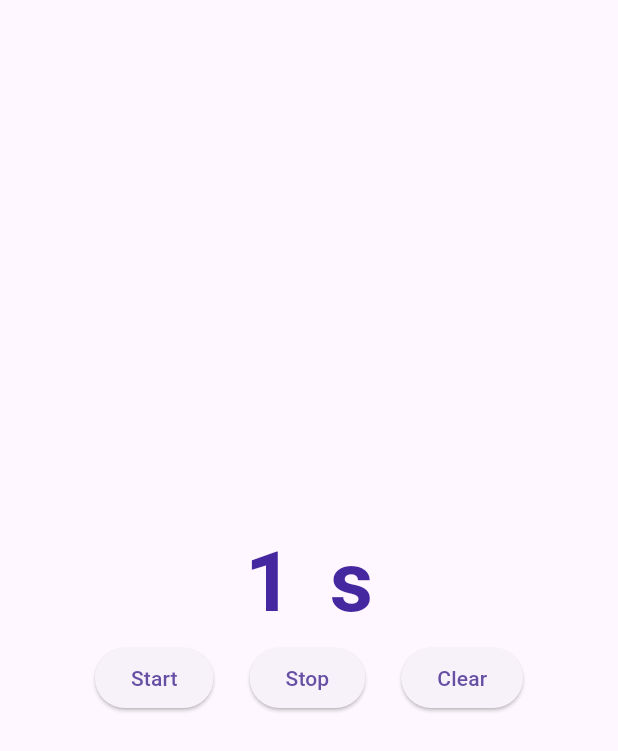
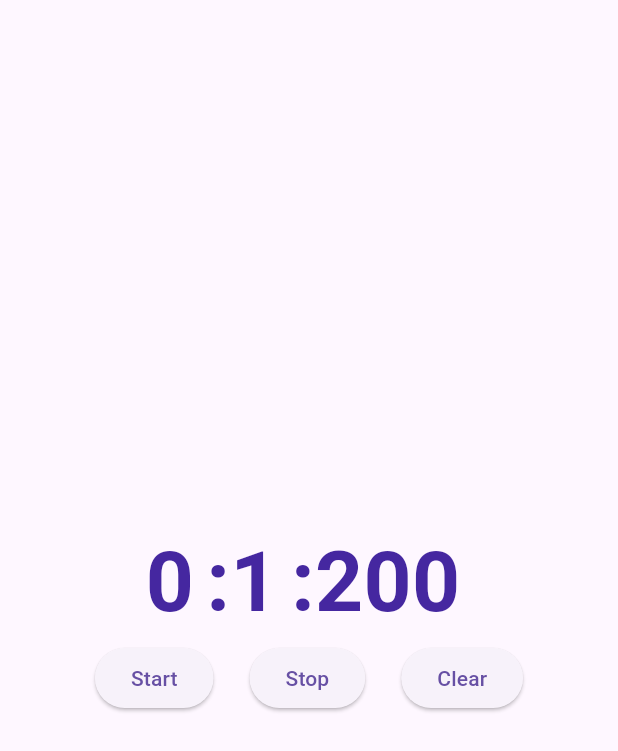
Before and after one commit to Sascha-create/timer_app, a Flutter app: the StopwatchScreen screen opened directly, after a tap on "Start", on a phone screen of 412 x 824 dp. Shown: the top 751 px of the screen. Run offline on Flutter 3.47's test engine with Material 3 defaults, Android fonts, the phone set to English and light mode, and no system bars.

Commit message:
added milliseconds and minutes to stopwatch

```diff
--- a/lib/features/stopwatch/stopwatch_screen.dart
+++ b/lib/features/stopwatch/stopwatch_screen.dart
@@ -9,11 +9,14 @@ class StopwatchScreen extends StatefulWidget {
   State<StopwatchScreen> createState() => _StopwatchScreenState();
 }
 
-int counter = 0;
+int counterMilliSeconds = 0;
+int counterSeconds = 0;
+int counterMinutes = 0;
+
 bool isStarted = false;
 
 Future<int> count() {
-  return Future.delayed(Duration(seconds: 1), () => 1);
+  return Future.delayed(const Duration(milliseconds: 1), () => 1);
 }
 
 class _StopwatchScreenState extends State<StopwatchScreen> {
@@ -27,21 +30,57 @@ class _StopwatchScreenState extends State<StopwatchScreen> {
             Row(
               mainAxisAlignment: MainAxisAlignment.center,
               children: [
+                Row(
+                  children: [
                     Text(
                         style: TextStyle(
                             fontSize: 56,
                             fontWeight: FontWeight.bold,
                             color: Colors.deepPurple.shade800),
-                    '$counter'),
+                        '$counterMinutes'),
                     const SizedBox(
-                  width: 24,
+                      width: 8,
                     ),
                     Text(
                         style: TextStyle(
                             fontSize: 56,
                             fontWeight: FontWeight.bold,
                             color: Colors.deepPurple.shade800),
-                    's'),
+                        ':'),
+                  ],
+                ),
+                Row(
+                  children: [
+                    Text(
+                        style: TextStyle(
+                            fontSize: 56,
+                            fontWeight: FontWeight.bold,
+                            color: Colors.deepPurple.shade800),
+                        '$counterSeconds'),
+                    const SizedBox(
+                      width: 8,
+                    ),
+                    Text(
+                        style: TextStyle(
+                            fontSize: 56,
+                            fontWeight: FontWeight.bold,
+                            color: Colors.deepPurple.shade800),
+                        ':'),
+                  ],
+                ),
+                Row(
+                  children: [
+                    Text(
+                        style: TextStyle(
+                            fontSize: 56,
+                            fontWeight: FontWeight.bold,
+                            color: Colors.deepPurple.shade800),
+                        '$counterMilliSeconds'),
+                    const SizedBox(
+                      width: 8,
+                    ),
+                  ],
+                ),
               ],
             ),
             Row(
@@ -51,10 +90,17 @@ class _StopwatchScreenState extends State<StopwatchScreen> {
                     onPressed: () async {
                       isStarted = true;
                       while (isStarted) {
-                        counter += await count();
+                        counterMilliSeconds += await count();
+                        if (counterMilliSeconds == 1000) {
+                          counterSeconds += 1;
+                          counterMilliSeconds = 0;
+                          if (counterSeconds == 60) {
+                            counterMinutes += 1;
+                            counterSeconds = 0;
+                          }
+                        }
                         setState(() {});
                       }
-                      ;
                     },
                     child: const Text("Start")),
                 const SizedBox(
@@ -71,7 +117,9 @@ class _StopwatchScreenState extends State<StopwatchScreen> {
                 ElevatedButton(
                     onPressed: () {
                       setState(() {
-                        counter = 0;
+                        counterMilliSeconds = 0;
+                        counterSeconds = 0;
+                        counterMinutes = 0;
                       });
                     },
                     child: const Text("Clear")),
--- a/lib/features/timer/timer_screen.dart
+++ b/lib/features/timer/timer_screen.dart
@@ -8,6 +8,8 @@ class TimerScreen extends StatefulWidget {
   @override
   State<TimerScreen> createState() => _TimerScreenState();
 }
+
+TextEditingController timeController = TextEditingController();
 
 int counter = 0;
 
@@ -43,6 +45,7 @@ class _TimerScreenState extends State<TimerScreen> {
               padding:
                   const EdgeInsets.symmetric(horizontal: 56.0, vertical: 24),
               child: TextFormField(
+                controller: timeController,
                 decoration: const InputDecoration(label: Text("Timer")),
               ),
             ),
--- a/lib/main.dart
+++ b/lib/main.dart
@@ -1,7 +1,6 @@
 import 'package:flutter/material.dart';
 import 'package:timer_app/features/shared/app_home.dart';
-import 'package:timer_app/features/stopwatch/stopwatch_screen.dart';
-import 'package:timer_app/features/timer/timer_screen.dart';
+
 
 void main() {
   runApp(const MainApp());
@@ -12,7 +11,7 @@ class MainApp extends StatelessWidget {
 
   @override
   Widget build(BuildContext context) {
-    return MaterialApp(
+    return const MaterialApp(
       home: AppHome(),
     );
   }
```
Lines whose indentation alone changed are shown as unchanged.
